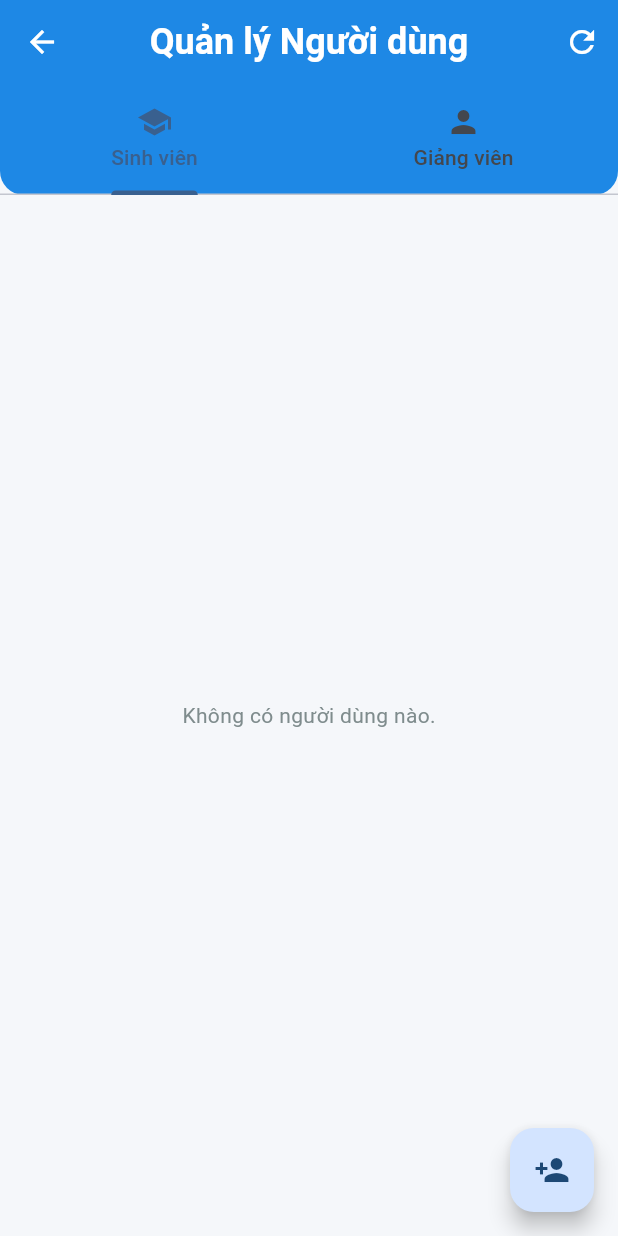
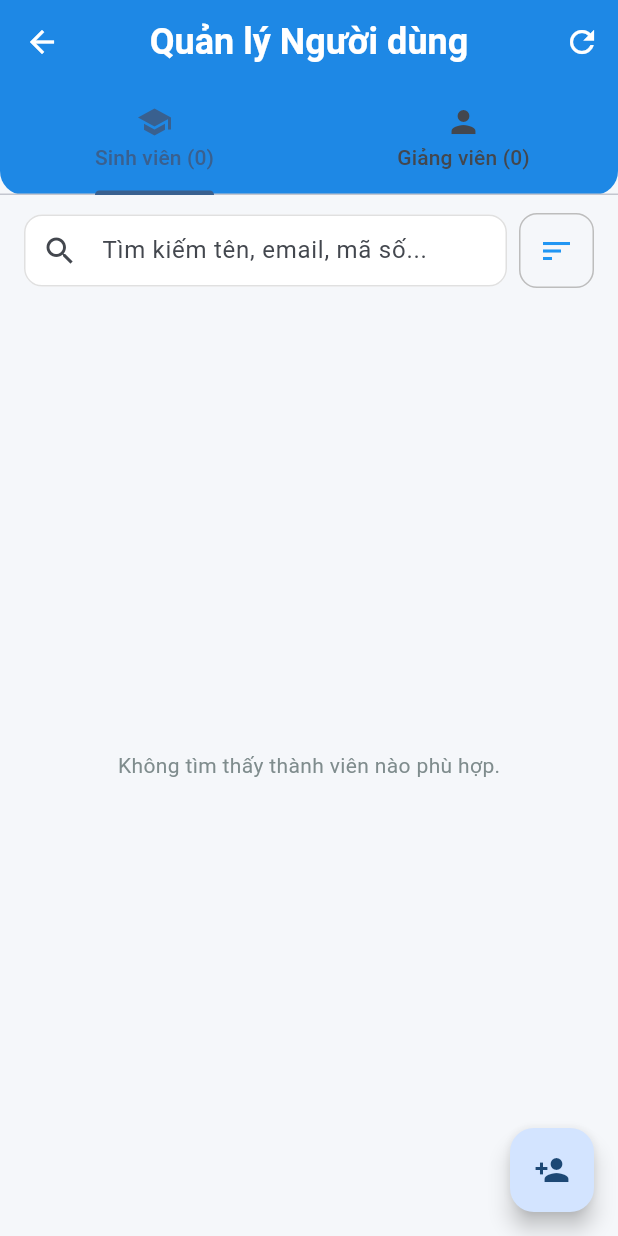
Before and after one commit to trng1006/LTDD_DoAn, a Flutter app: the ManageStudentsScreen screen opened by its route, on a phone screen of 412 x 824 dp. Run offline on Flutter 3.47's test engine with Material 3 defaults, Android fonts, the phone set to English and light mode, and no system bars; our stand-ins replace lucide_icons_flutter, shared_preferences; accounts and stored records are empty; network calls fail.

Commit message:
Cập nhật: hiển thị số sinh viên và giảng viên hiện tại, bổ sung thêm sắp xếp, tìm kiếm

```diff
--- a/lib/screens/admin/manage_students_screen.dart
+++ b/lib/screens/admin/manage_students_screen.dart
@@ -13,6 +13,10 @@ class ManageStudentsScreen extends StatefulWidget {
 
 class _ManageStudentsScreenState extends State<ManageStudentsScreen> with SingleTickerProviderStateMixin {
   late TabController _tabController;
+
+  // Các biến trạng thái phục vụ Tìm kiếm và Sắp xếp
+  String _searchQuery = '';
+  String _sortBy = 'name_asc'; // Các giá trị: 'name_asc', 'name_desc', 'identity_asc'
 
   @override
   void initState() {
@@ -35,6 +39,7 @@ class _ManageStudentsScreenState extends State<ManageStudentsScreen> with Single
     final userProvider = context.watch<UserProvider>();
     final courseProvider = context.watch<CourseProvider>();
 
+    // Tách danh sách gốc
     final students = userProvider.users.where((u) => u.role == 'student').toList();
     final lecturers = userProvider.users.where((u) => u.role == 'lecturer').toList();
 
@@ -43,9 +48,17 @@ class _ManageStudentsScreenState extends State<ManageStudentsScreen> with Single
         title: const Text('Quản lý Người dùng'),
         bottom: TabBar(
           controller: _tabController,
-          tabs: const [
-            Tab(icon: Icon(Icons.school), text: 'Sinh viên'),
-            Tab(icon: Icon(Icons.person), text: 'Giảng viên'),
+          tabs: [
+            // BỔ SUNG: Hiển thị số lượng sinh viên hiện tại ngay trên Tab tuyển chọn
+            Tab(
+              icon: const Icon(Icons.school),
+              text: 'Sinh viên (${students.length})',
+            ),
+            // BỔ SUNG: Hiển thị số lượng giảng viên hiện tại
+            Tab(
+              icon: const Icon(Icons.person),
+              text: 'Giảng viên (${lecturers.length})',
+            ),
           ],
         ),
         actions: [
@@ -72,13 +85,93 @@ class _ManageStudentsScreenState extends State<ManageStudentsScreen> with Single
   }
 
   Widget _buildUserList(BuildContext context, List<UserModel> users, CourseProvider courseProvider, UserProvider userProvider) {
-    if (users.isEmpty) return const Center(child: Text('Không có người dùng nào.'));
+    // 1. Thực hiện TÌM KIẾM dựa trên từ khóa (Tên, Email hoặc Mã số)
+    final filteredUsers = users.where((u) {
+      final query = _searchQuery.toLowerCase();
+      final matchName = u.name.toLowerCase().contains(query);
+      final matchEmail = u.email.toLowerCase().contains(query);
+      final matchIdentity = (u.identity ?? '').toLowerCase().contains(query);
+      return matchName || matchEmail || matchIdentity;
+    }).toList();
 
-    return ListView.builder(
+    // 2. Thực hiện SẮP XẾP theo tiêu chí đã chọn
+    if (_sortBy == 'name_asc') {
+      filteredUsers.sort((a, b) => a.name.toLowerCase().compareTo(b.name.toLowerCase()));
+    } else if (_sortBy == 'name_desc') {
+      filteredUsers.sort((a, b) => b.name.toLowerCase().compareTo(a.name.toLowerCase()));
+    } else if (_sortBy == 'identity_asc') {
+      filteredUsers.sort((a, b) => (a.identity ?? '').compareTo(b.identity ?? ''));
+    }
+
+    return Column(
+      children: [
+        // BỔ SUNG: Thanh công cụ Tìm kiếm và Bộ Sắp xếp ở trên đầu danh sách
+        Padding(
+          padding: const EdgeInsets.fromLTRB(16, 12, 16, 4),
+          child: Row(
+            children: [
+              // Ô tìm kiếm thông tin
+              Expanded(
+                child: TextField(
+                  decoration: InputDecoration(
+                    hintText: 'Tìm kiếm tên, email, mã số...',
+                    prefixIcon: const Icon(Icons.search),
+                    border: OutlineInputBorder(
+                      borderRadius: BorderRadius.circular(12),
+                    ),
+                    contentPadding: const EdgeInsets.symmetric(horizontal: 16),
+                  ),
+                  onChanged: (value) {
+                    setState(() {
+                      _searchQuery = value;
+                    });
+                  },
+                ),
+              ),
+              const SizedBox(width: 8),
+              // Nút Menu lựa chọn kiểu Sắp xếp
+              Container(
+                decoration: BoxDecoration(
+                  border: Border.all(color: Colors.grey.shade400),
+                  borderRadius: BorderRadius.circular(12),
+                ),
+                child: PopupMenuButton<String>(
+                  icon: const Icon(Icons.sort, color: Colors.blue),
+                  tooltip: 'Sắp xếp danh sách',
+                  onSelected: (value) {
+                    setState(() {
+                      _sortBy = value;
+                    });
+                  },
+                  itemBuilder: (context) => [
+                    const PopupMenuItem(
+                      value: 'name_asc',
+                      child: Row(children: [Icon(Icons.sort_by_alpha), SizedBox(width: 8), Text('Tên: A -> Z')]),
+                    ),
+                    const PopupMenuItem(
+                      value: 'name_desc',
+                      child: Row(children: [Icon(Icons.sort_by_alpha), SizedBox(width: 8), Text('Tên: Z -> A')]),
+                    ),
+                    const PopupMenuItem(
+                      value: 'identity_asc',
+                      child: Row(children: [Icon(Icons.pin), SizedBox(width: 8), Text('Mã số tăng dần')]),
+                    ),
+                  ],
+                ),
+              ),
+            ],
+          ),
+        ),
+
+        // Hiển thị danh sách kết quả sau khi lọc và xếp
+        Expanded(
+          child: filteredUsers.isEmpty
+              ? const Center(child: Text('Không tìm thấy thành viên nào phù hợp.'))
+              : ListView.builder(
                   padding: const EdgeInsets.all(16),
-      itemCount: users.length,
+                  itemCount: filteredUsers.length,
                   itemBuilder: (context, index) {
-        final user = users[index];
+                    final user = filteredUsers[index];
                     return Card(
                       elevation: 2,
                       margin: const EdgeInsets.symmetric(vertical: 6),
@@ -122,6 +215,9 @@ class _ManageStudentsScreenState extends State<ManageStudentsScreen> with Single
                       ),
                     );
                   },
+                ),
+        ),
+      ],
     );
   }
 
@@ -234,7 +330,6 @@ class _ManageStudentsScreenState extends State<ManageStudentsScreen> with Single
       ),
     );
   }
-
 // --- MỚI: Chọn học kỳ thay vì chọn môn học cho sinh viên ---
   void _showSemesterDialog(BuildContext context, UserModel student, CourseProvider courseProvider, UserProvider userProvider) {
     String? selectedSemesterId = student.currentSemesterId;
```
Lines whose indentation alone changed are shown as unchanged.
